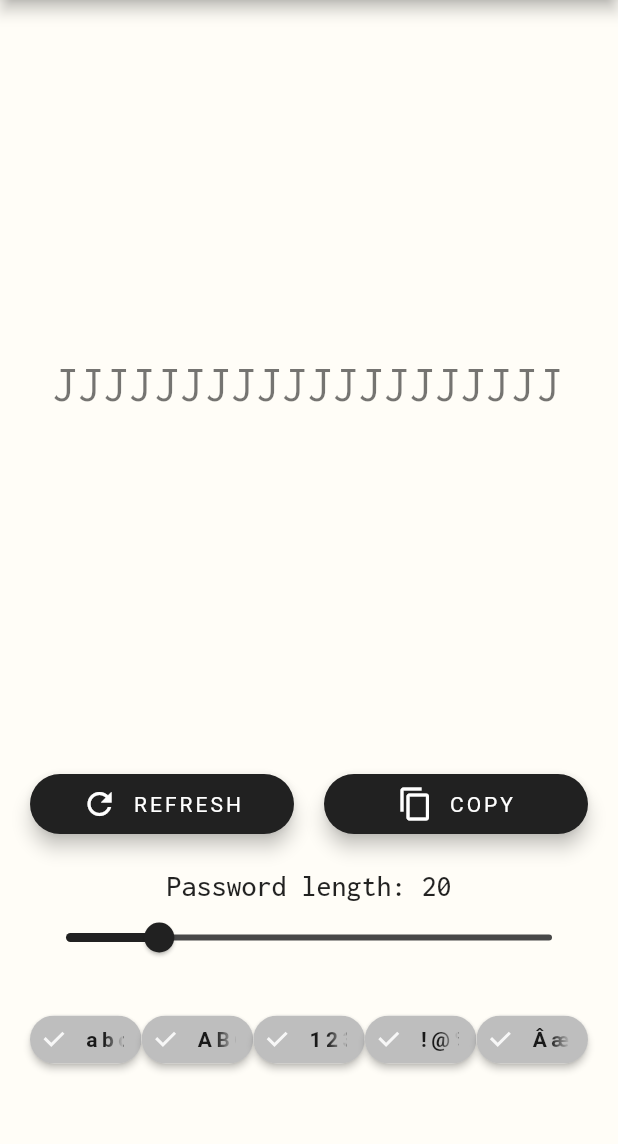
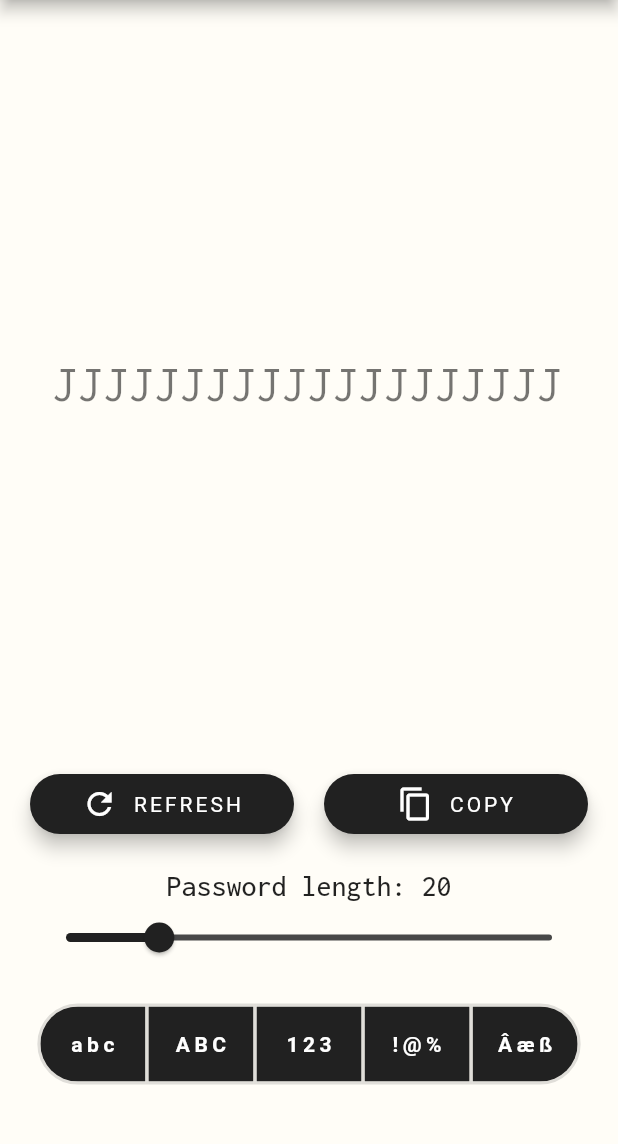
Before and after one commit to gustavomurad/random_password_generator, a Flutter app: the screen it shows after launch, on a phone screen of 412 x 824 dp, the part 84-1228 px from its top. Run offline on Flutter 3.47's test engine with Material 2 defaults, Android fonts, the phone set to English and light mode, and no system bars; our stand-ins replace equatable, flutter_bloc, google_fonts.

Commit message:
Change chips to toggle buttons

```diff
--- /dev/null
+++ b/lib/core/styles/colors.dart
@@ -0,0 +1,13 @@
+import 'package:flutter/material.dart';
+
+const primaryColor = const Color(0xFF212121);
+const primaryColorLight = const Color(0xFF484848);
+const primaryColorDark = const Color(0xFF000000);
+
+const secondaryColor = const Color(0xFF757575);
+const secondaryColorLight = const Color(0xFFa4a4a4);
+const secondaryColorDark = const Color(0xFF494949);
+
+const backgroundColor = const Color(0xFFfffdf7);
+const textColorPrimary = const Color(0xFFffffff);
+const textColorSecondary = const Color(0xFFffffff);
--- a/lib/core/styles/theme.dart
+++ b/lib/core/styles/theme.dart
@@ -1,20 +1,9 @@
 import 'package:flutter/material.dart';
 import 'package:flutter/widgets.dart';
 import 'package:google_fonts/google_fonts.dart';
+import 'colors.dart';
 
 class AppTheme {
-  static final primaryColor = const Color(0xFF212121);
-  static final primaryColorLight = const Color(0xFF484848);
-  static final primaryColorDark = const Color(0xFF000000);
-
-  static final secondaryColor = const Color(0xFF757575);
-  static final secondaryColorLight = const Color(0xFFa4a4a4);
-  static final secondaryColorDark = const Color(0xFF494949);
-
-  static final backgroundColor = const Color(0xFFfffdf7);
-  static final textColorPrimary = const Color(0xFFffffff);
-  static final textColorSecondary = const Color(0xFFffffff);
-
   static final ThemeData getTheme = _build();
 
   static ThemeData _build() {
@@ -59,6 +48,15 @@ class AppTheme {
           letterSpacing: 3,
         ),
       ),
+      toggleButtonsTheme: ToggleButtonsThemeData(
+          fillColor: primaryColor,
+          selectedColor: textColorPrimary,
+          borderWidth: 2,
+          textStyle: TextStyle().copyWith(
+            color: textColorPrimary,
+            fontWeight: FontWeight.bold,
+            letterSpacing: 3,
+          )),
       switchTheme: SwitchThemeData().copyWith(
         thumbColor: MaterialStateProperty.all<Color>(primaryColor),
         trackColor: MaterialStateProperty.all<Color>(primaryColorDark),
--- a/lib/features/presentation/bloc/password_events.dart
+++ b/lib/features/presentation/bloc/password_events.dart
@@ -1,4 +1,3 @@
-
 import 'package:random_password_generator/features/domain/models/password_model.dart';
 
 abstract class PasswordEvents {}
--- a/lib/features/presentation/pages/home_page.dart
+++ b/lib/features/presentation/pages/home_page.dart
@@ -6,6 +6,7 @@ import 'package:random_password_generator/features/presentation/bloc/password_bl
 import 'package:random_password_generator/features/presentation/bloc/password_events.dart';
 import 'package:random_password_generator/features/presentation/bloc/password_state.dart';
 import 'package:random_password_generator/features/presentation/widgets/character_choice_chip.dart';
+import 'package:random_password_generator/features/presentation/widgets/character_choice_toggle_button.dart';
 
 class HomePage extends StatefulWidget {
   HomePage({
@@ -18,11 +19,15 @@ class HomePage extends StatefulWidget {
 
 class _HomePageState extends State<HomePage> {
   int length = 20;
-  bool lowercaseLetters = true;
-  bool uppercaseLetters = true;
-  bool numbers = true;
-  bool specialCharacters = true;
-  bool latin1Characters = true;
+
+  // bool lowercaseLetters = true;
+  // bool uppercaseLetters = true;
+  // bool numbers = true;
+  // bool specialCharacters = true;
+  // bool latin1Characters = true;
+
+  List<bool> toggleButtonSelectionItems = [true, true, true, true, true];
+  List<String> toggleButtonsLabels = ['abc', 'ABC', '123', '!@%', 'Âæß'];
 
   @override
   void initState() {
@@ -35,11 +40,11 @@ class _HomePageState extends State<HomePage> {
       GenerateNewPassword(
         passwordModel: PasswordModel(
           length: this.length,
-          lowercaseLetters: this.lowercaseLetters,
-          uppercaseLetters: this.uppercaseLetters,
-          numbers: this.numbers,
-          specialCharacters: this.specialCharacters,
-          latin1Characters: this.latin1Characters,
+          lowercaseLetters: this.toggleButtonSelectionItems[0],
+          uppercaseLetters: this.toggleButtonSelectionItems[1],
+          numbers: this.toggleButtonSelectionItems[2],
+          specialCharacters: this.toggleButtonSelectionItems[3],
+          latin1Characters: this.toggleButtonSelectionItems[4],
         ),
       ),
     );
@@ -50,7 +55,6 @@ class _HomePageState extends State<HomePage> {
     return Scaffold(
       appBar: AppBar(
         title: Text('Random Password Generator'),
-
       ),
       body: BlocConsumer<PasswordBloc, PasswordState>(
         listener: (context, state) {
@@ -69,11 +73,11 @@ class _HomePageState extends State<HomePage> {
             );
 
             setState(() {
-              this.lowercaseLetters = true;
-              this.uppercaseLetters = true;
-              this.numbers = true;
-              this.specialCharacters = true;
-              this.latin1Characters = true;
+              // this.lowercaseLetters = true;
+              // this.uppercaseLetters = true;
+              // this.numbers = true;
+              // this.specialCharacters = true;
+              // this.latin1Characters = true;
             });
 
             generateNewPassword();
@@ -167,51 +171,61 @@ class _HomePageState extends State<HomePage> {
                         SizedBox(
                           height: 20,
                         ),
-                        Row(
-                          mainAxisAlignment: MainAxisAlignment.spaceAround,
-                          children: [
-                            CharacterChoiceChip(
-                              label: 'abc',
-                              selectedChip: this.lowercaseLetters,
-                              onSelected: (value) => setState(() {
-                                this.lowercaseLetters = value;
-                                generateNewPassword();
-                              }),
-                            ),
-                            CharacterChoiceChip(
-                              label: 'ABC',
-                              selectedChip: this.uppercaseLetters,
-                              onSelected: (value) => setState(() {
-                                this.uppercaseLetters = value;
-                                generateNewPassword();
-                              }),
-                            ),
-                            CharacterChoiceChip(
-                              label: '123',
-                              selectedChip: this.numbers,
-                              onSelected: (value) => setState(() {
-                                this.numbers = value;
-                                generateNewPassword();
-                              }),
-                            ),
-                            CharacterChoiceChip(
-                              label: '!@%',
-                              selectedChip: this.specialCharacters,
-                              onSelected: (value) => setState(() {
-                                this.specialCharacters = value;
-                                generateNewPassword();
-                              }),
-                            ),
-                            CharacterChoiceChip(
-                              label: 'Âæß',
-                              selectedChip: this.latin1Characters,
-                              onSelected: (value) => setState(() {
-                                this.latin1Characters = value;
-                                generateNewPassword();
-                              }),
-                            ),
-                          ],
+
+                        CharacterChoiceToggleButton(
+                          onPressed: (index) => setState(() {
+                            this.toggleButtonSelectionItems[index] =
+                                !this.toggleButtonSelectionItems[index];
+                            generateNewPassword();
+                          }),
+                          isSelected: this.toggleButtonSelectionItems,
+                          children: this.toggleButtonsLabels,
                         ),
+                        // Row(
+                        //   mainAxisAlignment: MainAxisAlignment.spaceAround,
+                        //   children: [
+                        //     CharacterChoiceChip(
+                        //       label: 'abc',
+                        //       selectedChip: this.lowercaseLetters,
+                        //       onSelected: (value) => setState(() {
+                        //         this.lowercaseLetters = value;
+                        //         generateNewPassword();
+                        //       }),
+                        //     ),
+                        //     CharacterChoiceChip(
+                        //       label: 'ABC',
+                        //       selectedChip: this.uppercaseLetters,
+                        //       onSelected: (value) => setState(() {
+                        //         this.uppercaseLetters = value;
+                        //         generateNewPassword();
+                        //       }),
+                        //     ),
+                        //     CharacterChoiceChip(
+                        //       label: '123',
+                        //       selectedChip: this.numbers,
+                        //       onSelected: (value) => setState(() {
+                        //         this.numbers = value;
+                        //         generateNewPassword();
+                        //       }),
+                        //     ),
+                        //     CharacterChoiceChip(
+                        //       label: '!@%',
+                        //       selectedChip: this.specialCharacters,
+                        //       onSelected: (value) => setState(() {
+                        //         this.specialCharacters = value;
+                        //         generateNewPassword();
+                        //       }),
+                        //     ),
+                        //     CharacterChoiceChip(
+                        //       label: 'Âæß',
+                        //       selectedChip: this.latin1Characters,
+                        //       onSelected: (value) => setState(() {
+                        //         this.latin1Characters = value;
+                        //         generateNewPassword();
+                        //       }),
+                        //     ),
+                        //   ],
+                        // ),
                       ],
                     ),
                   ),
--- /dev/null
+++ b/lib/features/presentation/widgets/character_choice_toggle_button.dart
@@ -0,0 +1,38 @@
+import 'package:flutter/cupertino.dart';
+import 'package:flutter/material.dart';
+import 'package:flutter/widgets.dart';
+
+class CharacterChoiceToggleButton extends StatelessWidget {
+  final ValueChanged<int> onPressed;
+  final List<bool> isSelected;
+  final List<String> children;
+
+  const CharacterChoiceToggleButton({
+    Key? key,
+    required this.onPressed,
+    required this.isSelected,
+    required this.children,
+  }) : super(key: key);
+
+  @override
+  Widget build(BuildContext context) {
+    Size size = MediaQuery.of(context).size;
+    return ToggleButtons(
+      constraints: BoxConstraints.expand(width: size.width * 0.17, height: 50),
+      children: List.generate(
+        this.children.length,
+        (index) => createButton(this.children.elementAt(index)),
+        growable: false,
+      ),
+      isSelected: this.isSelected,
+      onPressed: (index) => onPressed(index),
+      borderRadius: BorderRadius.circular(30),
+    );
+  }
+
+  Widget createButton(String label) {
+    return Container(
+      child: Text(label),
+    );
+  }
+}
```
